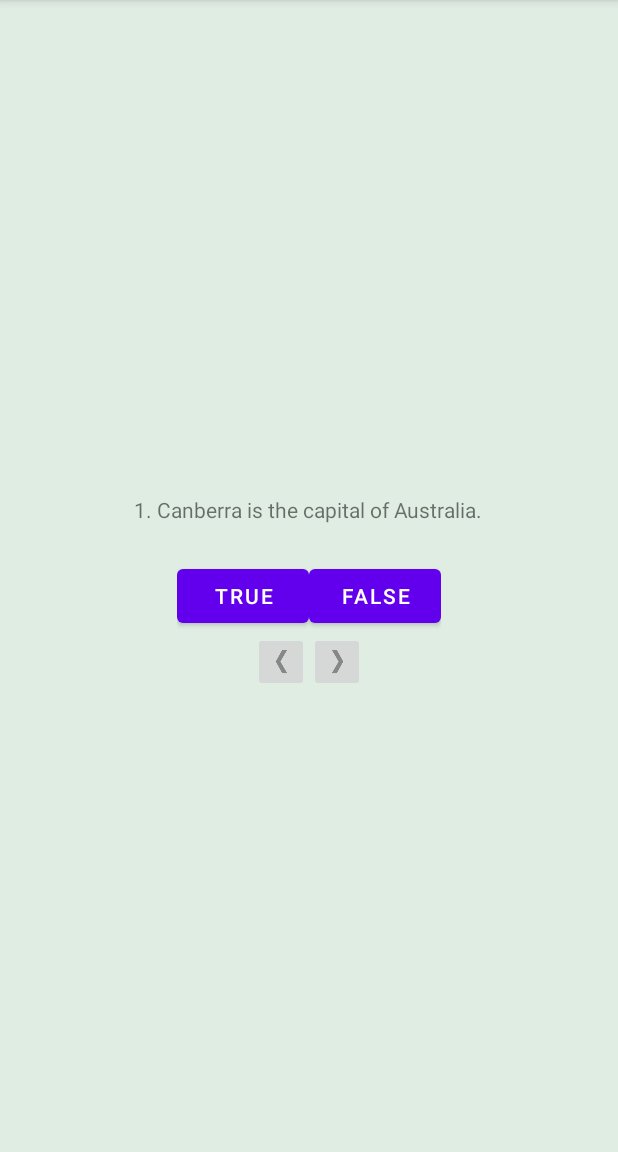
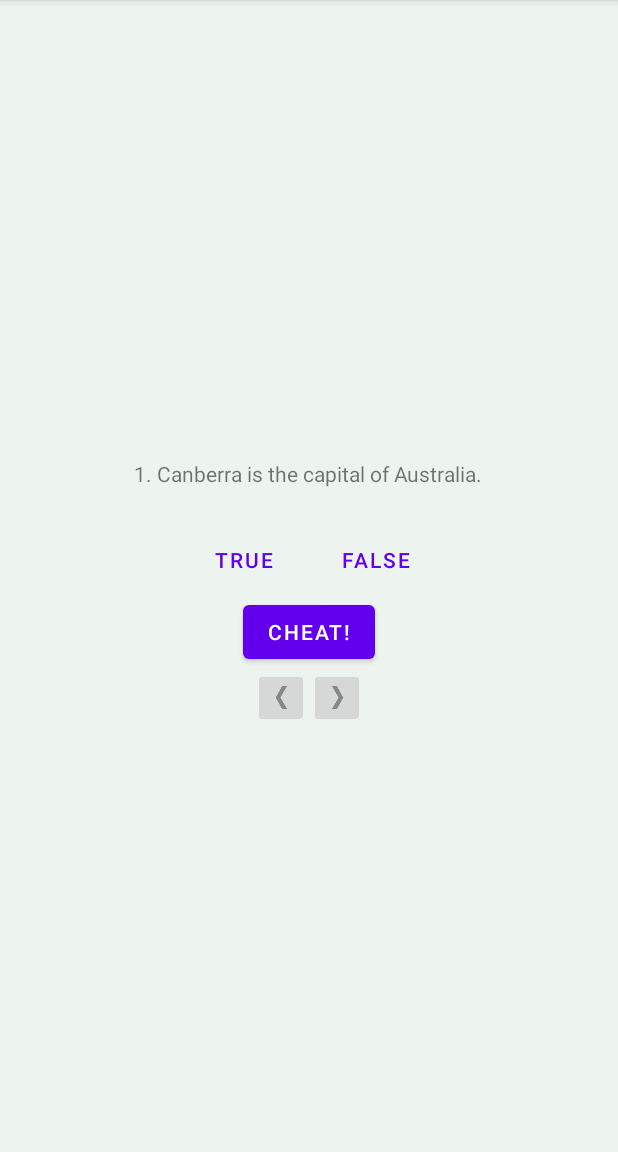
Before and after one commit to AntonTuritsyn/GeoQuiz, an Android app: the screen it shows after launch (MainActivity), on a phone screen of 412 x 824 dp, the part 84-1236 px from its top. Run offline under Robolectric (Android 15) with nearby library versions, the phone set to English and light mode, and no system bars.

Commit message:
Added new activity

```diff
--- a/app/src/main/AndroidManifest.xml
+++ b/app/src/main/AndroidManifest.xml
@@ -12,6 +12,9 @@
         android:theme="@style/Theme.GeoQuiz"
         tools:targetApi="31">
         <activity
+            android:name=".CheatActivity"
+            android:exported="false" />
+        <activity
             android:name=".MainActivity"
             android:exported="true">
             <intent-filter>
--- a/app/src/main/java/com/bignerdranch/android/geomain/geoquiz/MainActivity.kt
+++ b/app/src/main/java/com/bignerdranch/android/geomain/geoquiz/MainActivity.kt
@@ -1,5 +1,6 @@
 package com.bignerdranch.android.geomain.geoquiz
 
+import android.content.Intent
 import androidx.appcompat.app.AppCompatActivity
 import android.os.Bundle
 import android.util.Log
@@ -16,6 +17,7 @@ class MainActivity : AppCompatActivity() {
 
     private lateinit var trueButton: Button
     private lateinit var falseButton: Button
+    private lateinit var cheatButton: Button
     private lateinit var nextButton: ImageButton
     private lateinit var prevButton: ImageButton
     private lateinit var questionTextView: TextView
@@ -41,6 +43,7 @@ class MainActivity : AppCompatActivity() {
         falseButton = findViewById(R.id.false_button)
         nextButton = findViewById(R.id.next_button)
         prevButton = findViewById(R.id.prev_button)
+        cheatButton = findViewById(R.id.cheat_button)
         questionTextView = findViewById(R.id.question_text_view)
 
         trueButton.setOnClickListener {
@@ -80,6 +83,11 @@ class MainActivity : AppCompatActivity() {
             updateQuestion()
         }
 
+        cheatButton.setOnClickListener {
+            val intent = Intent(this, CheatActivity::class.java)
+            startActivity(intent)
+        }
+
         questionTextView.setOnClickListener {
             quizViewModel.moveToNext()
 //            currentIndex = (currentIndex + 1) % questionBank.size
@@ -110,7 +118,6 @@ class MainActivity : AppCompatActivity() {
         super.onSaveInstanceState(savedInstanceState)
         Log.i(TAG, "onSaveInstanceState")
         savedInstanceState.putInt(KEY_INDEX, quizViewModel.currentIndex)
-
     }
 
     override fun onStop() {
--- a/app/src/main/res/layout-land/activity_main.xml
+++ b/app/src/main/res/layout-land/activity_main.xml
@@ -25,21 +25,30 @@
             android:id="@+id/true_button"
             android:layout_width="wrap_content"
             android:layout_height="wrap_content"
-            android:text="@string/true_button" />
+            android:text="@string/true_button"
+            style="?android:attr/buttonBarButtonStyle" />
 
         <Button
             android:id="@+id/false_button"
             android:layout_width="wrap_content"
             android:layout_height="wrap_content"
-            android:text="@string/false_button" />
+            android:text="@string/false_button"
+            style="?android:attr/buttonBarButtonStyle" />
 
     </LinearLayout>
+
+    <Button
+        android:id="@+id/cheat_button"
+        android:layout_width="wrap_content"
+        android:layout_height="wrap_content"
+        android:layout_gravity="bottom|center_horizontal"
+        android:text="@string/cheat_button"/>
 
     <ImageButton
         android:id="@+id/prev_button"
         android:layout_width="wrap_content"
         android:layout_height="wrap_content"
-        android:layout_gravity="bottom|left"
+        android:layout_gravity="bottom|start"
         android:contentDescription="@string/prev_button"
         android:src="@drawable/arrow_left" />
     <!--android:drawableLeft="@drawable/arrow_left"
@@ -49,7 +58,7 @@
         android:id="@+id/next_button"
         android:layout_width="wrap_content"
         android:layout_height="wrap_content"
-        android:layout_gravity="bottom|right"
+        android:layout_gravity="bottom|end"
         android:contentDescription="@string/next_button"
         android:src="@drawable/arrow_right" />
 
--- a/app/src/main/res/layout/activity_main.xml
+++ b/app/src/main/res/layout/activity_main.xml
@@ -22,7 +22,7 @@
     xmlns:tools="http://schemas.android.com/tools"
     android:layout_width="match_parent"
     android:layout_height="match_parent"
-    android:background="#83C3DCC9"
+    android:background="#83DDEAE0"
     android:gravity="center"
     android:orientation="vertical">
 
@@ -41,17 +41,26 @@
 
         <Button
             android:id="@+id/true_button"
+            style="?android:attr/buttonBarButtonStyle"
             android:layout_width="wrap_content"
             android:layout_height="wrap_content"
             android:text="@string/true_button" />
 
         <Button
             android:id="@+id/false_button"
+            style="?android:attr/buttonBarButtonStyle"
             android:layout_width="wrap_content"
             android:layout_height="wrap_content"
             android:text="@string/false_button" />
 
     </LinearLayout>
+
+    <Button
+        android:id="@+id/cheat_button"
+        android:layout_width="wrap_content"
+        android:layout_height="wrap_content"
+        android:layout_gravity="bottom|center_horizontal"
+        android:text="@string/cheat_button"/>
 
     <LinearLayout
         android:layout_width="wrap_content"
--- a/app/src/main/res/values/strings.xml
+++ b/app/src/main/res/values/strings.xml
@@ -12,4 +12,8 @@
     <string name="question_africa">4. The source of the Nile River is in Egypt.</string>
     <string name="question_americas">5. The Amazon River is the longest river in the Americas.</string>
     <string name="question_asia">6. Lake Baikal is the world\'s oldest and deepest freshwater.</string>
+    <string name="warning_text">Are you sure you want to do this?</string>
+    <string name="show_answer_button">Show Answer</string>
+    <string name="cheat_button">Cheat!</string>
+    <string name="judgement_toast">Cheating is wrong.</string>
 </resources>
```
Also changed, not shown: app/src/main/java/com/bignerdranch/android/geomain/geoquiz/CheatActivity.kt (added, +11 -0 lines), app/src/main/res/layout/activity_cheat.xml (added, +43 -0 lines).
